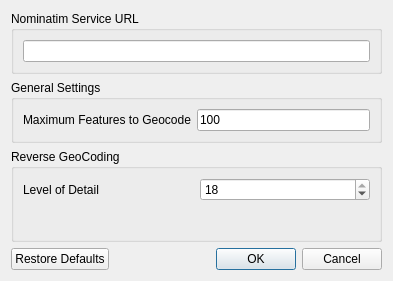
The window that settings.ui (NationalSecurityAgency/qgis-bulk-nominatim) describes before a commit, drawn with Qt 5.
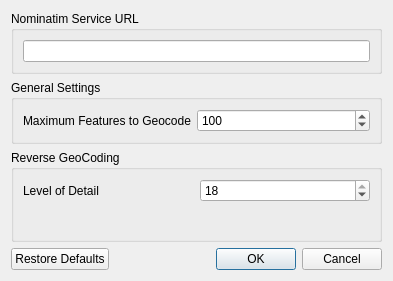
The same window after the commit.

```diff
--- a/settings.ui
+++ b/settings.ui
@@ -42,9 +42,15 @@
          </widget>
         </item>
         <item row="0" column="1">
-         <widget class="QLineEdit" name="maxRequestLineEdit">
-          <property name="text">
-           <string>100</string>
+         <widget class="QSpinBox" name="maxRequestSpinBox">
+          <property name="minimum">
+           <number>1</number>
+          </property>
+          <property name="maximum">
+           <number>999999999</number>
+          </property>
+          <property name="value">
+           <number>100</number>
           </property>
          </widget>
         </item>
```
